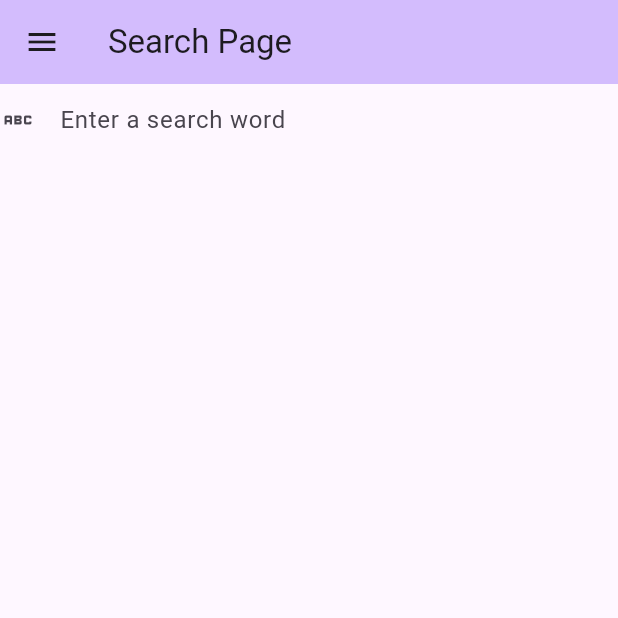
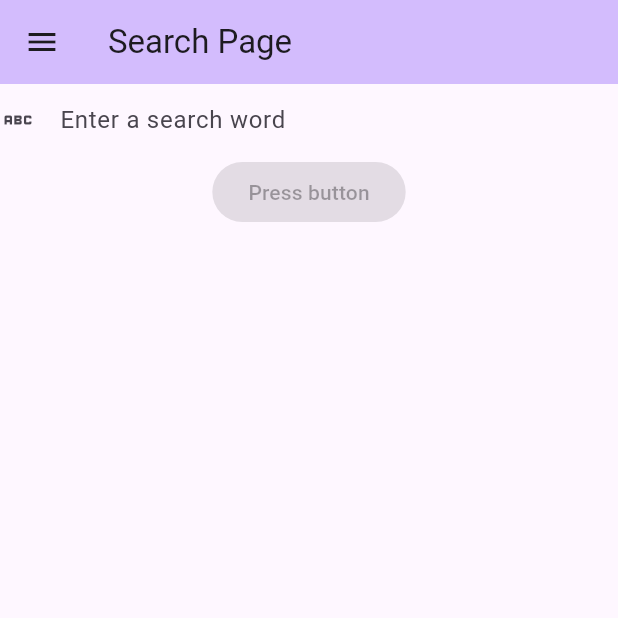
Before and after one commit to leleleno/viewer_app, a Flutter app: the SearchPageView screen opened directly, on a phone screen of 412 x 824 dp, the top half of it. Run offline on Flutter 3.47's test engine with Material 3 defaults, Android fonts, the phone set to English and light mode, and no system bars.

Commit message:
bottun added

```diff
--- a/lib/search_page.dart
+++ b/lib/search_page.dart
@@ -2,12 +2,11 @@ import 'package:first_app/uis.dart';
 import 'package:flutter/material.dart';
 
 class SearchPage extends StatelessWidget{
-  const SearchPage({super.key})
+  const SearchPage({super.key});
   @override
   Widget build(BuildContext context) {
     return const SearchPageView();
   }
-
 }
 class SearchPageView extends StatefulWidget {
   const SearchPageView({super.key});
@@ -38,6 +37,10 @@ class _MySearchPageViewState extends State<SearchPageView> {
             ),
           ),
           Center(
+            child: ElevatedButton(
+              onPressed: null,
+              child: Text("Press button")
+            ),
             ),
         ],
       ),
```
